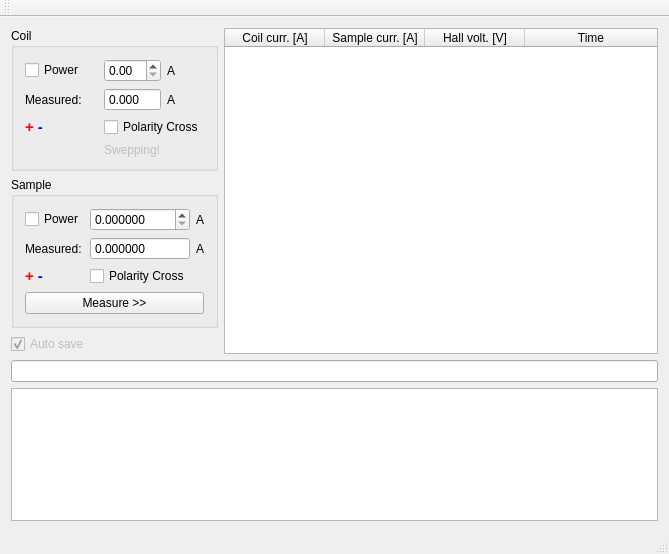
Qt form src/mainwindow.ui (mBr001/hall) before a commit.
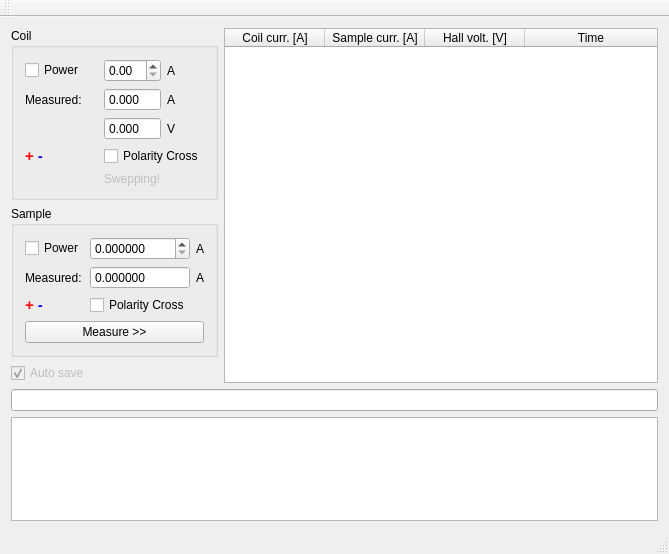
The same form after that commit.

Commit message: Show voltage for coil

```diff
--- a/src/mainwindow.ui
+++ b/src/mainwindow.ui
@@ -35,7 +35,7 @@
          </property>
         </widget>
        </item>
-       <item row="2" column="0">
+       <item row="3" column="0">
         <widget class="QLabel" name="polarityLabel">
          <property name="text">
           <string>&lt;!DOCTYPE HTML PUBLIC &quot;-//W3C//DTD HTML 4.0//EN&quot; &quot;http://www.w3.org/TR/REC-html40/strict.dtd&quot;&gt;
@@ -46,7 +46,7 @@
          </property>
         </widget>
        </item>
-       <item row="2" column="2" colspan="2">
+       <item row="3" column="2" colspan="2">
         <widget class="QCheckBox" name="coilPolCrossCheckBox">
          <property name="text">
           <string>Polarity Cross</string>
@@ -90,7 +90,7 @@
          </property>
         </widget>
        </item>
-       <item row="3" column="2">
+       <item row="4" column="2">
         <widget class="QLabel" name="sweppingLabel">
          <property name="enabled">
           <bool>false</bool>
@@ -100,6 +100,26 @@
          </property>
         </widget>
        </item>
+       <item row="2" column="2">
+        <widget class="QDoubleSpinBox" name="coilVoltMeasDoubleSpinBox">
+         <property name="readOnly">
+          <bool>true</bool>
+         </property>
+         <property name="buttonSymbols">
+          <enum>QAbstractSpinBox::NoButtons</enum>
+         </property>
+         <property name="decimals">
+          <number>3</number>
+         </property>
+        </widget>
+       </item>
+       <item row="2" column="3">
+        <widget class="QLabel" name="label_2">
+         <property name="text">
+          <string>V</string>
+         </property>
+        </widget>
+       </item>
       </layout>
      </widget>
     </item>
```
The commit also changes 1 other file.
